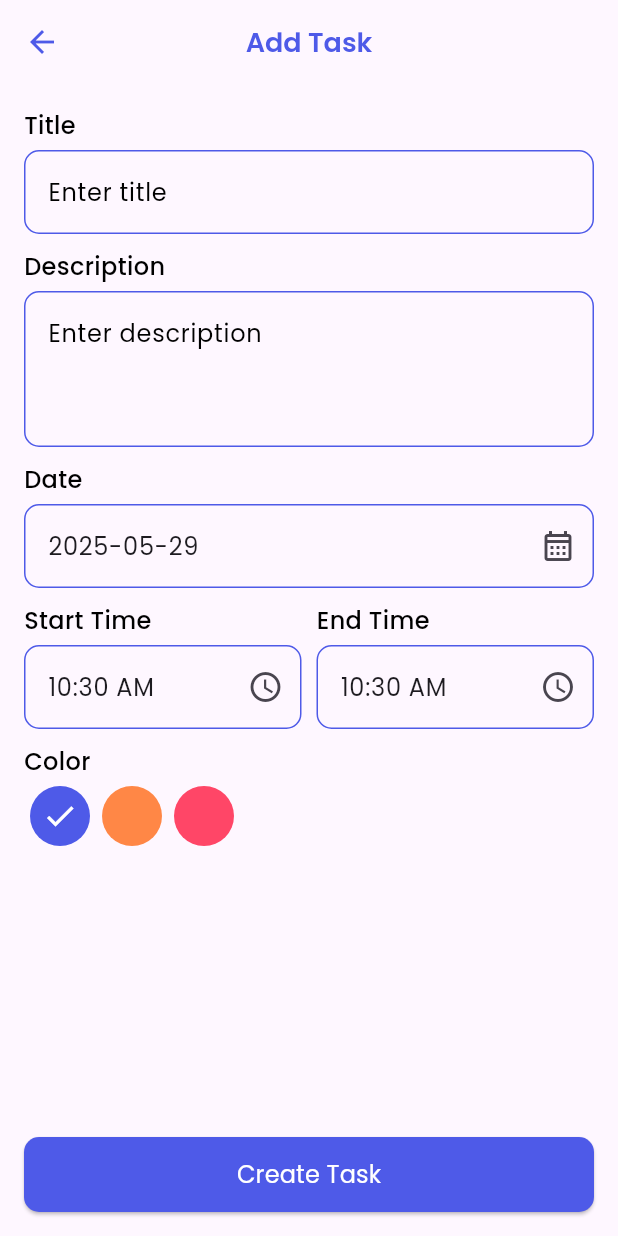
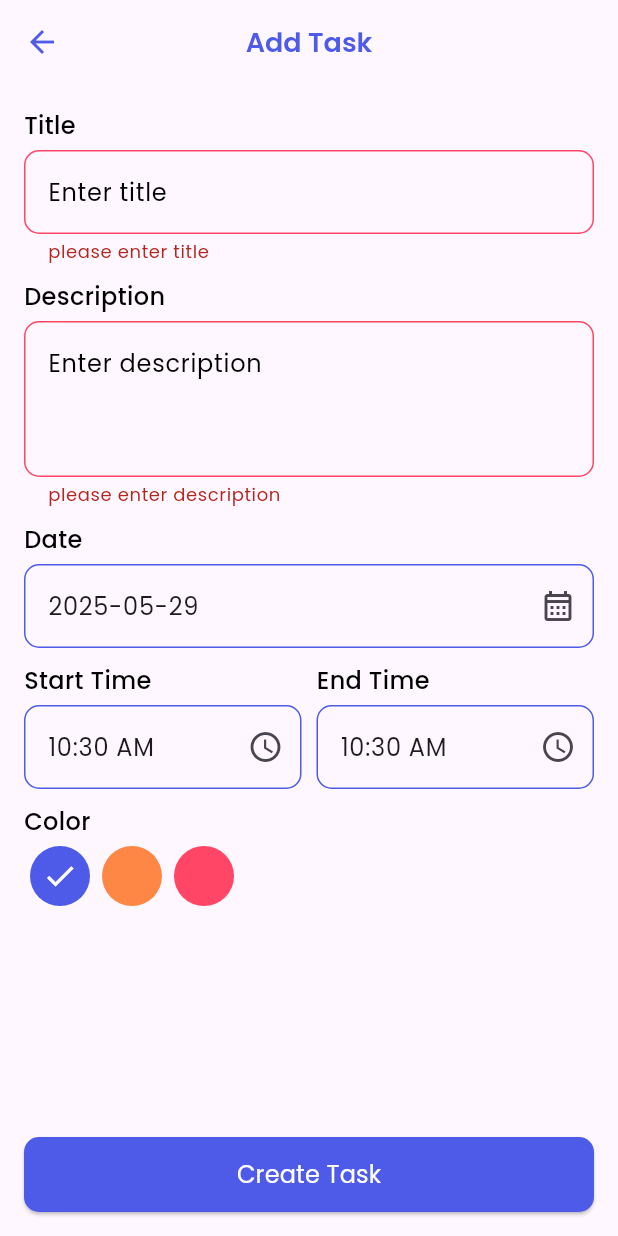
Before and after one commit to RaghdaHany/taskati, a Flutter app: the AddTaskScreen screen opened directly, after a tap on "Create Task", on a phone screen of 412 x 824 dp. Run offline on Flutter 3.47's test engine with Material 3 defaults, Android fonts, the phone set to English and light mode, and no system bars; our stand-ins replace date_picker_timeline, gap, hive, hive_flutter, image_picker, lottie; accounts and stored records are empty.

```diff
--- /dev/null
+++ b/lib/core/model/task_model.dart
@@ -0,0 +1,35 @@
+import 'package:hive/hive.dart';
+
+part 'task_model.g.dart';
+
+@HiveType(typeId: 1)
+class TaskModel {
+  @HiveField(0)
+  String? id;
+  @HiveField(1)
+  String? title;
+  @HiveField(2)
+  String? describtion;
+  @HiveField(3)
+  String? date;
+  @HiveField(4)
+  String? startTime;
+  @HiveField(5)
+  String? endTime;
+  @HiveField(6)
+  int? color;
+  @HiveField(7)
+  bool? isCompleted;
+
+  TaskModel({
+  this.id,
+  this.title,
+  this.describtion,
+  this.date,
+  this.startTime,
+  this.endTime,
+  this.color,
+  this.isCompleted,
+  });
+
+}
--- a/lib/features/add_task/add_task_screen.dart
+++ b/lib/features/add_task/add_task_screen.dart
@@ -1,9 +1,13 @@
 import 'package:flutter/material.dart';
 import 'package:gap/gap.dart';
 import 'package:intl/intl.dart';
+import 'package:taskati/core/functions/navigations.dart';
+import 'package:taskati/core/model/task_model.dart';
+import 'package:taskati/core/services/local_storage.dart';
 import 'package:taskati/core/utils/colors.dart';
 import 'package:taskati/core/utils/text_styles.dart';
 import 'package:taskati/core/widgets/main_button.dart';
+import 'package:taskati/features/home/page/home_screen.dart';
 
 class AddTaskScreen extends StatefulWidget {
   const AddTaskScreen({super.key});
@@ -19,6 +23,7 @@ class _AddTaskScreenState extends State<AddTaskScreen> {
   var dateController = TextEditingController();
   var startTimeController = TextEditingController();
   var endTimeController = TextEditingController();
+  var formKey = GlobalKey<FormState>();
 
   @override
   void initState() {
@@ -37,6 +42,8 @@ class _AddTaskScreenState extends State<AddTaskScreen> {
       body: Padding(
         padding: const EdgeInsets.all(16),
         child: SingleChildScrollView(
+          child: Form(
+            key: formKey,
             child: Column(
               crossAxisAlignment: CrossAxisAlignment.start,
               children: [
@@ -59,9 +66,27 @@ class _AddTaskScreenState extends State<AddTaskScreen> {
             ),
           ),
         ),
+      ),
       bottomNavigationBar: Padding(
         padding: const EdgeInsets.all(16),
-        child: MainButton(width: 160, title: 'Create Task', onPressed: () {}),
+        child: MainButton(width: 160, title: 'Create Task', onPressed: () {
+          if(formKey.currentState?.validate() == true){
+            String id = titleController.text + DateTime.now().toIso8601String();
+             LocalStorage.cacheTask(id, TaskModel(
+              id: id ,
+              title: titleController.text ,
+              describtion: descriptionController.text,
+              date: dateController.text,
+              startTime: startTimeController.text ,
+              endTime: endTimeController.text,
+              color: selectedColor,
+              isCompleted: false));
+
+              context.pushReplacementTo(const HomeScreen());
+
+              // debugPrint(LocalStorage.getTask(id)?.title);
+          }
+        }),
       ),
     );
   }
@@ -78,6 +103,12 @@ class _AddTaskScreenState extends State<AddTaskScreen> {
           decoration: const InputDecoration(
             hintText: 'Enter title',
           ),
+          validator: (value){
+            if(value?.isEmpty == true){
+              return('please enter title');
+            }
+            return null;
+          },
         ),
       ],
     );
@@ -96,6 +127,12 @@ class _AddTaskScreenState extends State<AddTaskScreen> {
           decoration: const InputDecoration(
             hintText: 'Enter description',
           ),
+           validator: (value){
+            if(value?.isEmpty == true){
+              return('please enter description');
+            }
+            return null;
+          },
         ),
       ],
     );
--- a/lib/features/intro/splash_screen.dart
+++ b/lib/features/intro/splash_screen.dart
@@ -5,6 +5,7 @@ import 'package:taskati/core/constants/app_images.dart';
 import 'package:taskati/core/functions/navigations.dart';
 import 'package:taskati/core/services/local_storage.dart';
 import 'package:taskati/core/utils/text_styles.dart';
+import 'package:taskati/features/home/page/home_screen.dart';
 import 'package:taskati/features/intro/upload_screen.dart';
 
 class SplashScreen extends StatefulWidget {
--- a/lib/features/intro/upload_screen.dart
+++ b/lib/features/intro/upload_screen.dart
@@ -9,6 +9,7 @@ import 'package:taskati/core/functions/navigations.dart';
 import 'package:taskati/core/services/local_storage.dart';
 import 'package:taskati/core/utils/colors.dart';
 import 'package:taskati/core/widgets/main_button.dart';
+import 'package:taskati/features/home/page/home_screen.dart';
 
 class UploadScreen extends StatefulWidget {
   const UploadScreen({super.key});
```
Also changed, not shown: lib/core/services/local_storage.dart (+13 -0 lines), lib/features/home/page/home_screen.dart (+17 -3 lines), lib/features/home/widgets/task_card.dart (added, +81 -0 lines), lib/features/home/widgets/task_list_builder.dart (+23 -71 lines), lib/main.dart (+10 -5 lines), pubspec.yaml (+6 -2 lines), lib/core/model/task_model.g.dart (added), pubspec.lock, 1 other file. Lines whose indentation alone changed are shown as unchanged.
